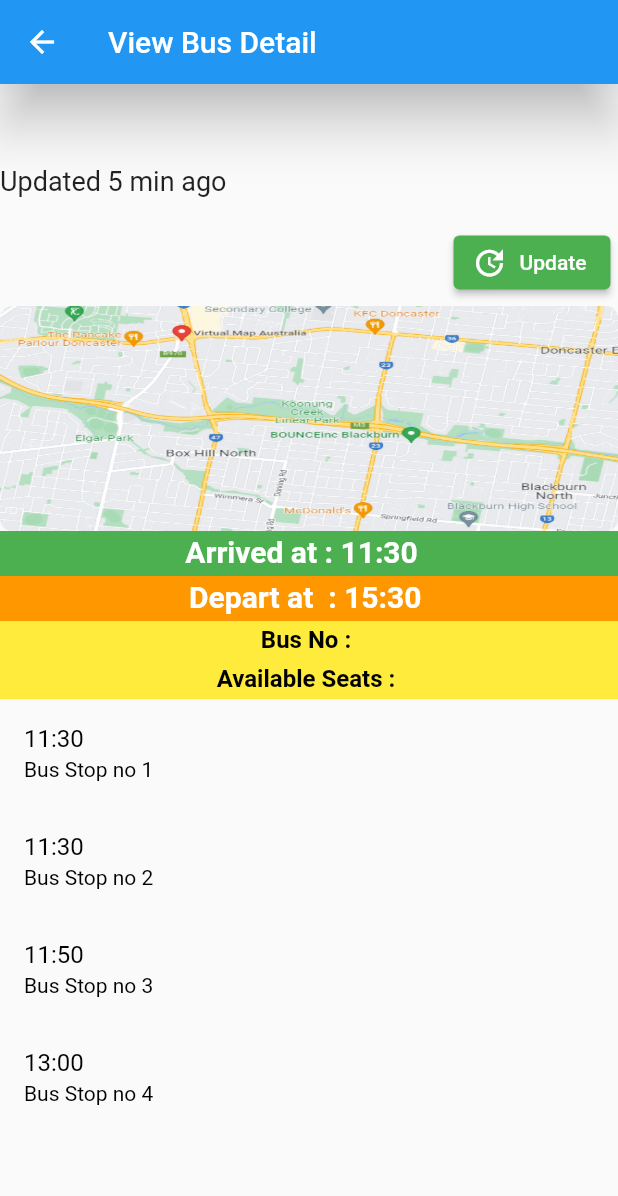
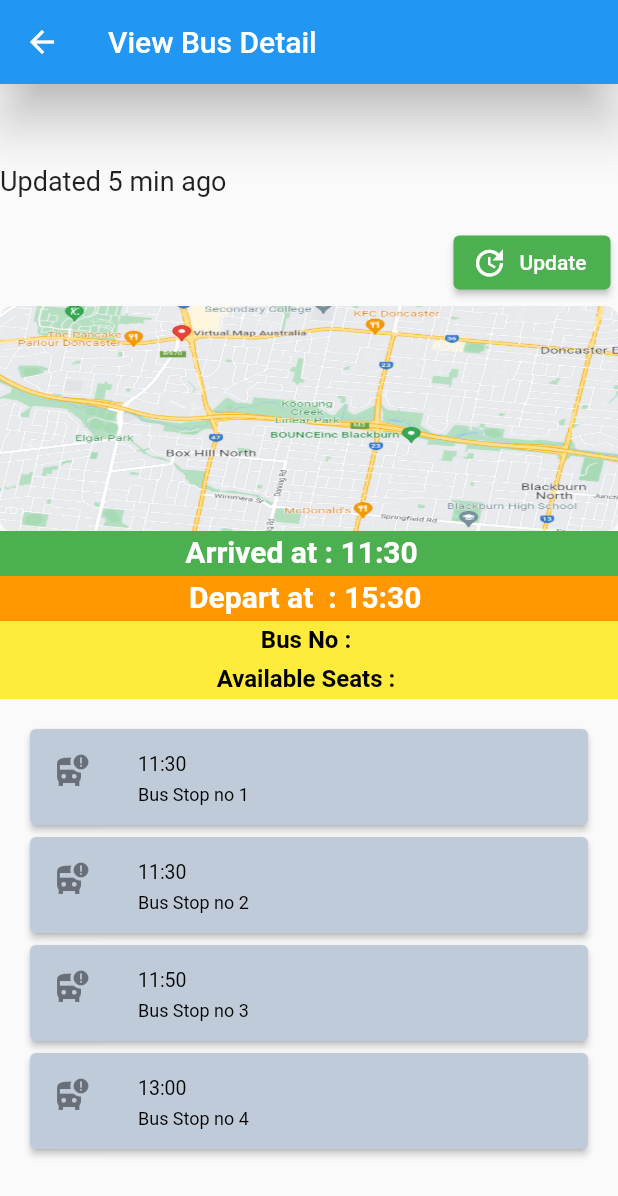
Before and after one commit to yashtejani/TDP5, a Flutter app: the JourneyPlanner screen opened directly, after a tap on "11:30", on a phone screen of 412 x 824 dp. Shown: the top 1196 px of the screen. Run offline on Flutter 3.47's test engine with Material 2 defaults, Android fonts, the phone set to English and light mode, and no system bars; our stand-ins replace fluttertoast, sizer; network calls fail.

Commit message:
Bus list design

```diff
--- a/lib/screens/journey_planner.dart
+++ b/lib/screens/journey_planner.dart
@@ -42,13 +42,22 @@ class JourneyPlanner extends StatelessWidget {
                 onPressed: () => {print(currentLocationController.text)},
                 child: const Text('Search', style: TextStyle(fontSize: 20.0))),
             Expanded(
+                child: Container(
+                    margin: const EdgeInsets.symmetric(
+                        horizontal: 16, vertical: 16),
                     child: ListView.builder(
                         itemCount: busList.length,
                         itemBuilder: ((context, index) {
                           final item = busList[index];
-                      return ListTile(
+                          return Card(
+                            color: const Color.fromARGB(255, 192, 203, 218),
+                            elevation: 2,
+                            child: ListTile(
+                              textColor: Colors.black,
+                              leading: const Icon(Icons.bus_alert_sharp),
                               title: item.buildTime(context),
                               subtitle: item.buildBusNo(context),
+                              dense: true,
                               onTap: (() {
                                 Navigator.push(
                                   context,
@@ -56,8 +65,9 @@ class JourneyPlanner extends StatelessWidget {
                                       builder: (context) => ViewBusDetail()),
                                 );
                               }),
+                            ),
                           );
-                    })))
+                        }))))
           ],
         ));
   }
--- a/lib/screens/viewBusDetail.dart
+++ b/lib/screens/viewBusDetail.dart
@@ -48,20 +48,17 @@ class _ViewBusDetailState extends State<ViewBusDetail> {
     return Scaffold(
       appBar: AppBar(
         title: const Text('View Bus Detail'),
-          elevation:15,
+        elevation: 15,
         leading: IconButton(
           icon: const Icon(Icons.arrow_back, color: Colors.white),
           onPressed: () => Navigator.of(context).push(MaterialPageRoute(
-              builder: (context) => const MaterialApp(
-                  title: 'My Flutter App', home: BusList()))),
+              builder: (context) =>
+                  const MaterialApp(title: 'My Flutter App', home: BusList()))),
         ),
       ),
-      body:
-           Column(
+      body: Column(
         crossAxisAlignment: CrossAxisAlignment.stretch,
         children: <Widget>[
-
-
           const Text(
             "Updated 5 min ago",
             style: TextStyle(height: 5, fontSize: 18),
@@ -75,8 +72,7 @@ class _ViewBusDetailState extends State<ViewBusDetail> {
                     builder: (context) => const MaterialApp(
                         title: 'Bus replacing train', home: UpdateBus())));
               },
-                  icon:
-                      const Icon(Icons.update), //icon data for elevated button
+              icon: const Icon(Icons.update), //icon data for elevated button
               label: const Text("Update"), //label text
               style: ElevatedButton.styleFrom(
                   primary: Colors.green //elevated btton background color
@@ -141,24 +137,28 @@ class _ViewBusDetailState extends State<ViewBusDetail> {
                   color: Colors.black,
                 )),
           ),
-
           Expanded(
+              child: Container(
+                  margin:
+                      const EdgeInsets.symmetric(horizontal: 16, vertical: 16),
                   child: ListView.builder(
                       itemCount: busList.length,
                       itemBuilder: ((context, index) {
                         final item = busList[index];
-                        return ListTile(
+                        return Card(
+                          color: const Color.fromARGB(255, 192, 203, 218),
+                          elevation: 2,
+                          child: ListTile(
                             textColor: Colors.black,
+                            leading: const Icon(Icons.bus_alert_sharp),
                             title: item.buildTime(context),
                             subtitle: item.buildBusNo(context),
+                            dense: true,
+                          ),
                         );
-                      }))),
+                      }))))
         ],
       ),
-
-
-
-
     );
   }
 }
```
Also changed, not shown: 1 other file. Lines whose indentation alone changed are shown as unchanged.
